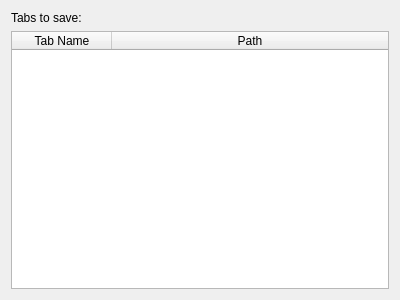
hluk/CopyQ, file plugins/itemsync/itemsyncsettings.ui: the form before one commit.
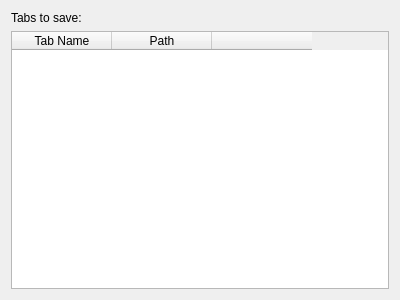
The form after the commit.

Commit message: ItemSync: Button to open file dialog to get sync directory

Diff of the .ui file:
```diff
--- a/plugins/itemsync/itemsyncsettings.ui
+++ b/plugins/itemsync/itemsyncsettings.ui
@@ -20,9 +20,12 @@
    </item>
    <item>
     <widget class="QTableWidget" name="tableWidgetSyncTabs">
-     <attribute name="horizontalHeaderStretchLastSection">
+     <property name="alternatingRowColors">
       <bool>true</bool>
-     </attribute>
+     </property>
+     <property name="showGrid">
+      <bool>false</bool>
+     </property>
      <attribute name="verticalHeaderVisible">
       <bool>false</bool>
      </attribute>
@@ -36,6 +39,11 @@
        <string>Path</string>
       </property>
      </column>
+     <column>
+      <property name="text">
+       <string/>
+      </property>
+     </column>
     </widget>
    </item>
   </layout>
```
The commit also changes 2 other files.
